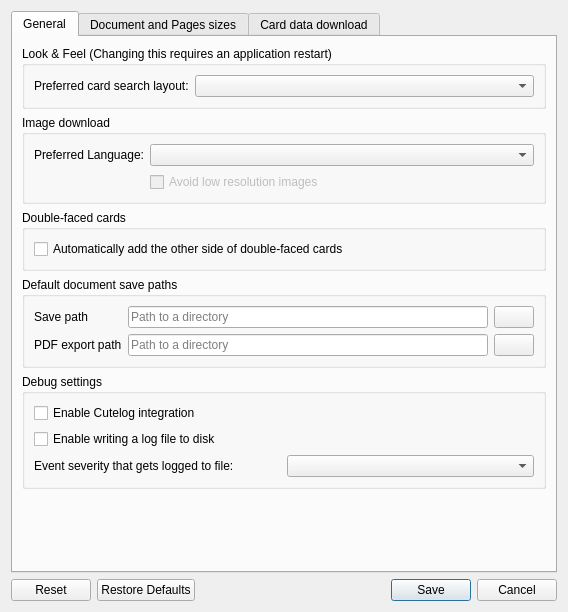
Qt form mtg_proxy_printer/resources/ui/settings_window.ui (luziferius/MTGProxyPrinter) before a commit.
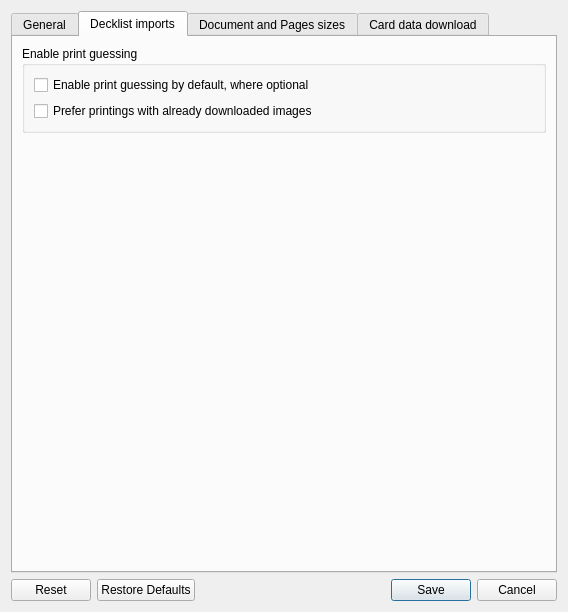
The same form after that commit. The open tabs and pages were chosen to show the change. Icons and pictures are not drawn.

Commit message:
Implemented Settings and UI work for enabling print guessing during deck list imports.
Added a section to the settings that contains default values for the print guessing.
Added an override setting to the deck parser classes that can be used to force-enable guessing for parsers that definitely require it (like the Magic Online parser).
Added Check boxes to the DeckImportWizard’s LoadListPage that take the default values from the settings and allow the user to enable both guessing and guessing preferences.

FossilOrigin-Name: 7c4f13da58199e19db04940e22166398fb8f0591820646eddc850e25af325efd

```diff
--- a/mtg_proxy_printer/resources/ui/settings_window.ui
+++ b/mtg_proxy_printer/resources/ui/settings_window.ui
@@ -276,7 +276,63 @@
        </item>
       </layout>
      </widget>
-     <widget class="QWidget" name="tab">
+     <widget class="QWidget" name="tab_decklist_import">
+      <attribute name="title">
+       <string>Decklist imports</string>
+      </attribute>
+      <layout class="QVBoxLayout" name="verticalLayout_7">
+       <item>
+        <widget class="QGroupBox" name="print_guessing_group_box">
+         <property name="toolTip">
+          <string>Some deck list formats contain insufficient information to identify unique printings of cards.
+If so, choose an arbitrary printing.</string>
+         </property>
+         <property name="title">
+          <string>Enable print guessing</string>
+         </property>
+         <property name="checked">
+          <bool>false</bool>
+         </property>
+         <layout class="QGridLayout" name="gridLayout_6">
+          <item row="1" column="0">
+           <widget class="QCheckBox" name="print_guessing_prefer_already_downloaded">
+            <property name="toolTip">
+             <string>When guessing a printing, prefer printings with already downloaded images over other possible printings.</string>
+            </property>
+            <property name="text">
+             <string>Prefer printings with already downloaded images</string>
+            </property>
+           </widget>
+          </item>
+          <item row="0" column="0">
+           <widget class="QCheckBox" name="print_guessing_enable">
+            <property name="toolTip">
+             <string/>
+            </property>
+            <property name="text">
+             <string>Enable print guessing by default, where optional</string>
+            </property>
+           </widget>
+          </item>
+         </layout>
+        </widget>
+       </item>
+       <item>
+        <spacer name="verticalSpacer_4">
+         <property name="orientation">
+          <enum>Qt::Vertical</enum>
+         </property>
+         <property name="sizeHint" stdset="0">
+          <size>
+           <width>20</width>
+           <height>412</height>
+          </size>
+         </property>
+        </spacer>
+       </item>
+      </layout>
+     </widget>
+     <widget class="QWidget" name="tab_page_sizes">
       <attribute name="title">
        <string>Document and Pages sizes</string>
       </attribute>
```
The commit also changes 5 other files.
